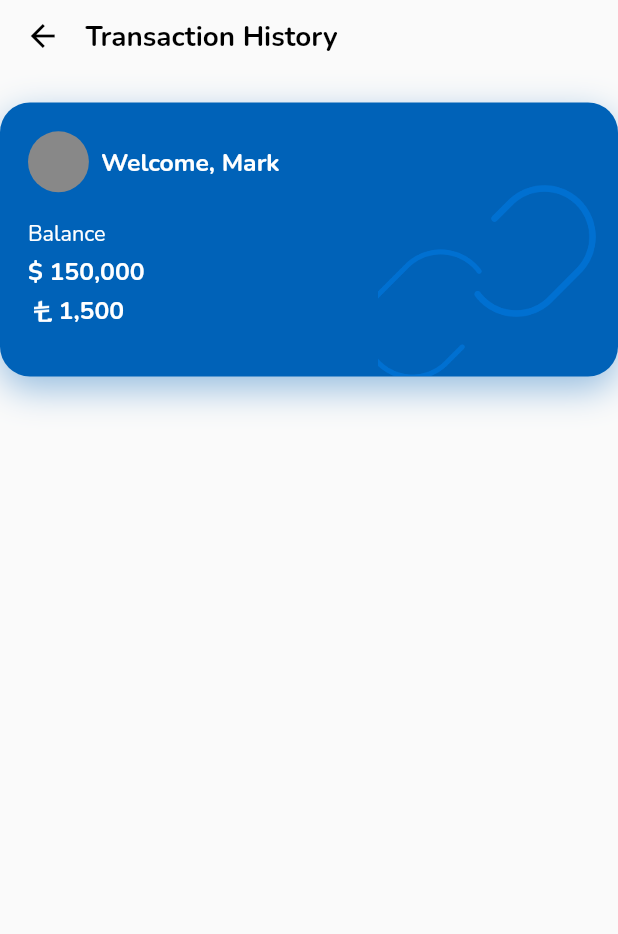
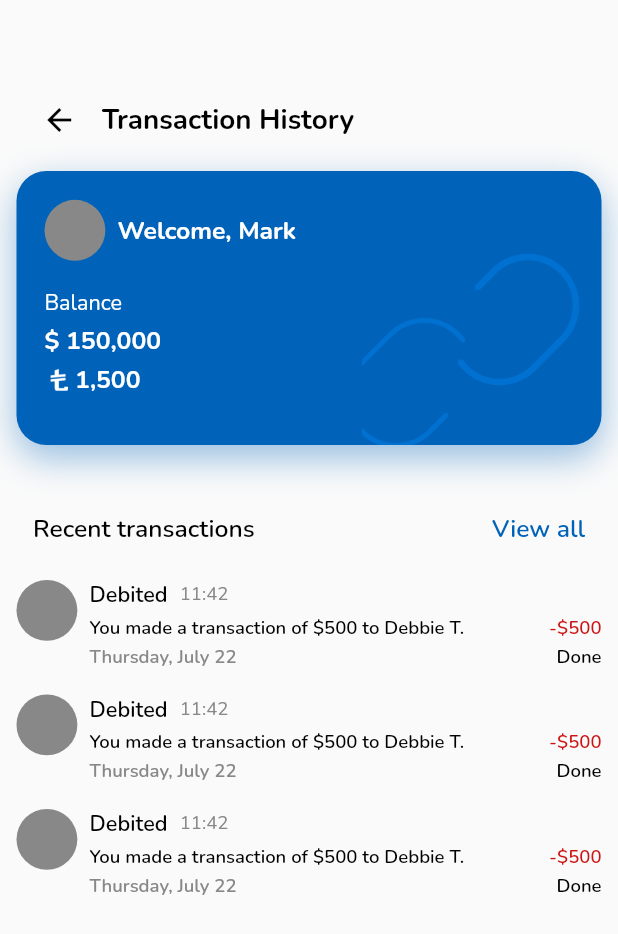
Before and after one commit to BBoltzmann/trade_app, a Flutter app: the WalletPageView screen opened directly, after a tap on "History", on a phone screen of 412 x 824 dp. Shown: the top 934 px of the screen. Run offline on Flutter 3.47's test engine with Material 2 defaults, Android fonts, the phone set to English and light mode, and no system bars; our stand-ins replace another_flushbar, flutter_secure_storage, flutter_spinkit, flutter_svg, get_it, google_fonts and 1 more; accounts and stored records are empty.

Commit message:
complete transaction history template

```diff
--- a/lib/main.dart
+++ b/lib/main.dart
@@ -1,6 +1,13 @@
 import 'package:flutter/material.dart';
 import 'package:trade_app/helpers/utility.dart';
-import 'package:trade_app/screens/wallet/wallet_page_view.dart';
+import 'package:trade_app/screens/auth/email_verification.dart';
+import 'package:trade_app/screens/auth/login.dart';
+import 'package:trade_app/screens/auth/onboarding.dart';
+import 'package:trade_app/screens/auth/register.dart';
+import 'package:trade_app/screens/auth/reset_password.dart';
+import 'package:trade_app/screens/home.dart';
+
+import 'screens/auth/forgot_password.dart';
 
 void main() async {
   await setupLocator();
@@ -12,17 +19,17 @@ class MyApp extends StatelessWidget {
   @override
   Widget build(BuildContext context) {
     return MaterialApp(
-      // initialRoute: LoginScreen.route,
-      //  routes: {
-      //    OnboardingScreen.route: (context) => OnboardingScreen(),
-      //    LoginScreen.route: (context) => LoginScreen(),
-      //    RegisterScreen.route: (context) => RegisterScreen(),
-      //    ForgotPassword.route: (context) => ForgotPassword(),
-      //    ResetPassword.route: (context) => ResetPassword(),
-      //    EmailVerification.route: (context) => EmailVerification(),
-      //    HomeScreen.route: (context) => HomeScreen(),
-      //  },
-      home: WalletPageView(),
+      initialRoute: LoginScreen.route,
+      routes: {
+        OnboardingScreen.route: (context) => OnboardingScreen(),
+        LoginScreen.route: (context) => LoginScreen(),
+        RegisterScreen.route: (context) => RegisterScreen(),
+        ForgotPassword.route: (context) => ForgotPassword(),
+        ResetPassword.route: (context) => ResetPassword(),
+        EmailVerification.route: (context) => EmailVerification(),
+        HomeScreen.route: (context) => HomeScreen(),
+      },
+      // home: WalletPageView(),
     );
   }
 }
--- a/lib/screens/wallet/banks_view.dart
+++ b/lib/screens/wallet/banks_view.dart
@@ -5,6 +5,10 @@ class BanksView extends StatelessWidget {
 
   @override
   Widget build(BuildContext context) {
-    return Container();
+    return Scaffold(
+      body: Column(
+        children: [],
+      ),
+    );
   }
 }
--- /dev/null
+++ b/lib/screens/wallet/facade_models/currency_model.dart
@@ -0,0 +1,12 @@
+class Currency {
+  final int? code;
+  final String? name;
+  final CurrencyType? currencyType;
+
+  Currency({this.code, this.name, this.currencyType});
+}
+
+enum CurrencyType {
+  crypto,
+  fiat,
+}
--- a/lib/screens/wallet/transaction_history_view.dart
+++ b/lib/screens/wallet/transaction_history_view.dart
@@ -1,4 +1,5 @@
 import 'package:flutter/material.dart';
+import 'package:trade_app/screens/wallet/widgets/transaction_history_card.dart';
 import 'package:trade_app/screens/wallet/widgets/wallet_card.dart';
 import 'package:trade_app/utils/colors.dart';
 import 'package:trade_app/utils/ui_helpers.dart';
@@ -12,7 +13,13 @@ class TransactionHistoryView extends StatelessWidget {
   @override
   Widget build(BuildContext context) {
     return SizeableScaffold(
-        body: Column(
+        body: Padding(
+      padding: EdgeInsets.only(
+        left: SizeConfig.width(10),
+        right: SizeConfig.width(10),
+        top: SizeConfig.height(55),
+      ),
+      child: Column(
         children: [
           Row(
             children: [
@@ -36,9 +43,37 @@ class TransactionHistoryView extends StatelessWidget {
               ),
             ],
           ),
-        UIHelper.customVerticalSpace(20.0),
+          UIHelper.customVerticalSpace(10.0),
           WalletCard(),
+          UIHelper.customVerticalSpace(44.0),
+          Padding(
+            padding: EdgeInsets.symmetric(
+              horizontal: SizeConfig.width(10),
+            ),
+            child: Row(
+              mainAxisAlignment: MainAxisAlignment.spaceBetween,
+              children: [
+                SimpleText(
+                  'Recent transactions',
+                  weight: FontWeight.w600,
+                  size: 16,
+                  color: AppColors.appBlack,
+                ),
+                SimpleText(
+                  'View all',
+                  weight: FontWeight.w600,
+                  size: 16,
+                  color: AppColors.primaryMain50,
+                ),
               ],
+            ),
+          ),
+          UIHelper.customVerticalSpace(23.0),
+          TransactionHistoryCard(),
+          TransactionHistoryCard(),
+          TransactionHistoryCard(),
+        ],
+      ),
     ));
   }
 }
--- a/lib/screens/wallet/widgets/transaction_history_card.dart
+++ b/lib/screens/wallet/widgets/transaction_history_card.dart
@@ -3,16 +3,22 @@ import 'package:trade_app/screens/wallet/widgets/profile_avatar.dart';
 import 'package:trade_app/utils/colors.dart';
 import 'package:trade_app/utils/ui_helpers.dart';
 import 'package:trade_app/widgets/app_text.dart';
+import 'package:trade_app/widgets/size_config.dart';
 
 class TransactionHistoryCard extends StatelessWidget {
   const TransactionHistoryCard({Key? key}) : super(key: key);
 
   @override
   Widget build(BuildContext context) {
-    return Row(
+    return Padding(
+      padding:  EdgeInsets.only(
+        bottom: SizeConfig.height(16),
+      ),
+      child: Row(
         crossAxisAlignment: CrossAxisAlignment.start,
         children: [
           ProfileAvatar(),
+          UIHelper.horizontalSpaceSmall,
           Expanded(
             child: Column(
               children: [
@@ -33,10 +39,45 @@ class TransactionHistoryCard extends StatelessWidget {
                     //:todo short outlined button goes here
                   ],
                 ),
+                UIHelper.customVerticalSpace(4.0),
+                Row(
+                  mainAxisSize: MainAxisSize.min,
+                  children: [
+                    SimpleText(
+                      'You made a transaction of \$500 to Debbie T.',
+                      color: AppColors.appBlack,
+                      size: 12,
+                    ),
+                    Spacer(),
+                    SimpleText(
+                      '-\$500',
+                      size: 12,
+                      color: AppColors.error200,
+                    ),
+                  ],
+                ),
+                UIHelper.customVerticalSpace(2.0),
+                Row(
+                  mainAxisSize: MainAxisSize.min,
+                  children: [
+                    SimpleText(
+                      'Thursday, July 22',
+                      color: AppColors.grey1,
+                      size: 12,
+                    ),
+                    Spacer(),
+                    SimpleText(
+                      'Done',
+                      size: 12,
+                      color: AppColors.appBlack,
+                    ),
+                  ],
+                ),
               ],
             ),
           ),
         ],
+      ),
     );
   }
 }
--- a/lib/screens/wallet/widgets/wallet_card.dart
+++ b/lib/screens/wallet/widgets/wallet_card.dart
@@ -15,6 +15,7 @@ class WalletCard extends StatelessWidget {
   Widget build(BuildContext context) {
     return Hero(
       tag: 'wallet-card',
+      child: Material(
         child: Container(
           height: SizeConfig.height(180),
           width: double.infinity,
@@ -92,6 +93,7 @@ class WalletCard extends StatelessWidget {
             ],
           ),
         ),
+      ),
     );
   }
 }
```
Lines whose indentation alone changed are shown as unchanged.
